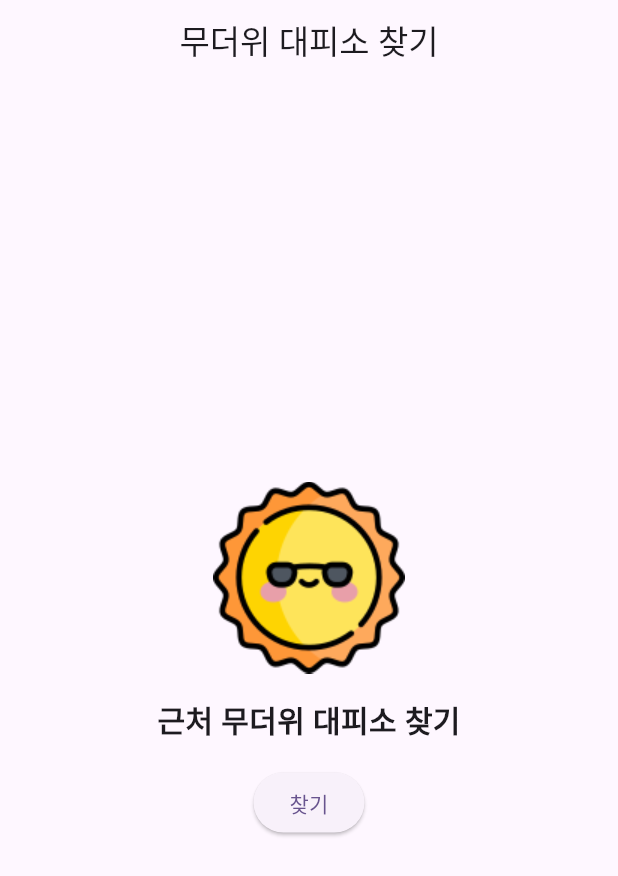
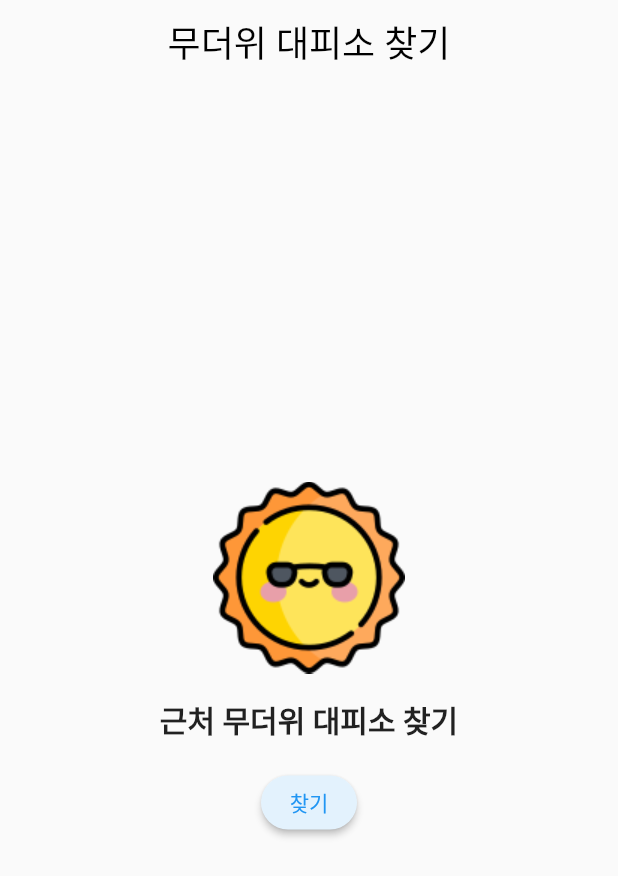
Before and after one commit to jungho1016/SeoulHeatShelter, a Flutter app: the screen it shows after launch, on a phone screen of 412 x 824 dp. Shown: the top 876 px of the screen. Run offline on Flutter 3.47's test engine with Material 2 defaults, Android fonts, the light colour scheme and no system bars; our stand-ins replace freezed_annotation, geolocator, latlong2, lottie; generated files the repository leaves out were written again; Roboto replaces fonts that are missing (Pretendard).

Commit message:
[서울 무더위 대피소앱] 디자인수정

```diff
--- a/lib/main.dart
+++ b/lib/main.dart
@@ -21,12 +21,10 @@ class MyApp extends StatelessWidget {
   @override
   Widget build(BuildContext context) {
     return MaterialApp(
-      title: 'Flutter Demo',
       theme: ThemeData(
-        colorScheme: ColorScheme.fromSeed(seedColor: Colors.deepPurple),
-        useMaterial3: true,
+        fontFamily: "Pretendard",
       ),
-      home: const MainScreen(),
+      home: MainScreen(),
     );
   }
 }
--- a/lib/presentation/main/main_screen.dart
+++ b/lib/presentation/main/main_screen.dart
@@ -9,8 +9,14 @@ class MainScreen extends StatelessWidget {
     return SafeArea(
       child: Scaffold(
         appBar: AppBar(
-          title: const Text('무더위 대피소 찾기'),
+          title: const Text(
+            '무더위 대피소 찾기',
+            style: TextStyle(fontSize: 24),
+          ),
           centerTitle: true,
+          backgroundColor: Colors.transparent,
+          foregroundColor: Colors.black,
+          elevation: 0,
         ),
         body: Center(
           child: Padding(
@@ -19,25 +25,34 @@ class MainScreen extends StatelessWidget {
               mainAxisAlignment: MainAxisAlignment.center,
               children: [
                 Image.asset('assets/sun1.png'),
-                const SizedBox(
-                  height: 16,
-                ),
+                const SizedBox(height: 16),
                 const Text(
                   '근처 무더위 대피소 찾기',
                   style: TextStyle(fontWeight: FontWeight.bold, fontSize: 20),
                 ),
-                const SizedBox(
-                  height: 16,
-                ),
+                const SizedBox(height: 16),
                 ElevatedButton(
+                  style: ButtonStyle(
+                    shape: MaterialStateProperty.all<RoundedRectangleBorder>(
+                      RoundedRectangleBorder(
+                        borderRadius: BorderRadius.circular(20),
+                      ),
+                    ),
+                    backgroundColor:
+                        MaterialStateProperty.all<Color>(Colors.blue[50]!),
+                  ),
                   onPressed: () {
                     Navigator.push(
-                        context,
-                        MaterialPageRoute(
-                          builder: (context) => DetailScreen(),
-                        ));
+                      context,
+                      MaterialPageRoute(
+                        builder: (context) => DetailScreen(),
+                      ),
+                    );
                   },
-                  child: const Text('찾기'),
+                  child: Text(
+                    '찾기',
+                    style: TextStyle(color: Colors.blue),
+                  ),
                 ),
               ],
             ),
--- a/pubspec.yaml
+++ b/pubspec.yaml
@@ -38,7 +38,6 @@ dependencies:
   freezed: ^2.3.5
   freezed_annotation: ^2.2.0
   json_annotation: ^4.8.1
-  go_router: ^9.0.1
   geolocator: ^9.0.2
   provider: ^6.0.5
   latlong2: ^0.9.0
```
Also changed, not shown: lib/presentation/detail/detail_screen.dart (+30 -5 lines), pubspec.lock.
